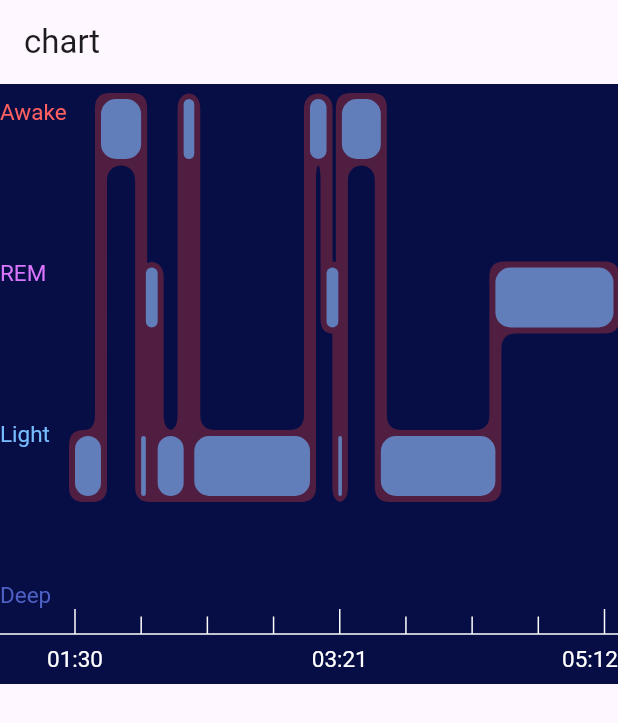
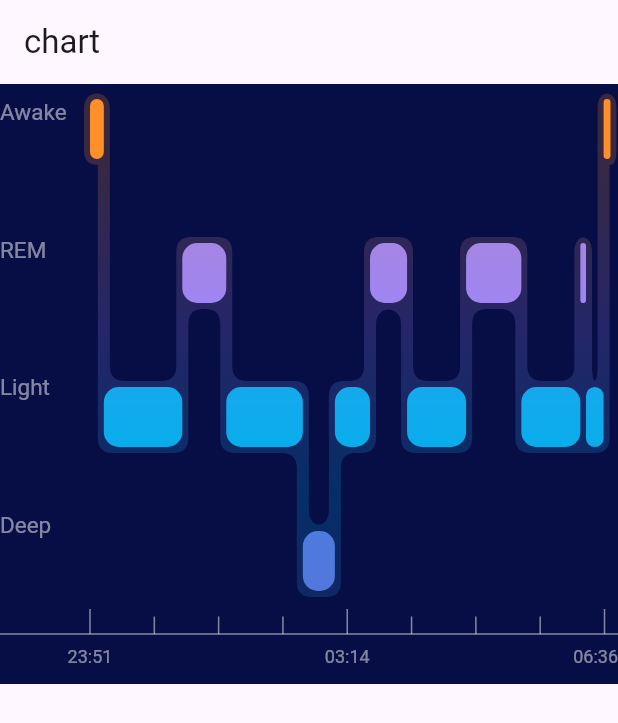
Before and after one commit to Sotatek-PhiPham/demo-chart, a Flutter app: the screen it shows after launch, on a phone screen of 412 x 824 dp. Shown: the top 723 px of the screen. Run offline on Flutter 3.47's test engine with Material 3 defaults, Android fonts, the phone set to English and light mode, and no system bars; our stand-ins replace freezed_annotation.

Commit message:
add color

```diff
--- a/lib/chart_utils.dart
+++ b/lib/chart_utils.dart
@@ -4,10 +4,12 @@ import 'package:demo_chart/sleep_chart_data.dart';
 import 'package:demo_chart/sleep_stage_enum.dart';
 
 class ChartUtils {
-  static const double yAxisWidth = 50.0;
+  static const double yAxisWidth = 60.0;
   static const double xAxisHeight = 50.0;
-  static const double strokeWidth = 3.0;
-  static const double borderRadius = 6.0;
+  static const double strokeWidth = 5.0;
+  static const double borderRadius = 10.0;
+  static const double itemHeight = 40.0;
+  static const double paddingWidthXAxis = 7.0;
   static const int numOfXAxisLabel = 9;
 
   static int countTotalSleepTimeInSeconds(List<SleepChartData> data) {
@@ -61,7 +63,7 @@ class ChartUtils {
     required Size size,
   }) {
     double dxStart = ChartUtils.yAxisWidth;
-    double dyEnd = size.height - ChartUtils.xAxisHeight;
+    double dyEnd = size.height - ChartUtils.xAxisHeight - ChartUtils.itemHeight - paddingWidthXAxis;
     double pixelPerSecond = (size.width - dxStart - ChartUtils.strokeWidth) / countTotalSleepTimeInSeconds(data);
 
     double x1 = dxStart + pixelPerSecond * item.dateTime.difference(data.first.dateTime).inSeconds;
@@ -75,8 +77,8 @@ class ChartUtils {
     return [
       Offset(x1, y1),
       Offset(x2, y2),
-      Offset(x2, y2 + 40),
-      Offset(x1, y1 + 40),
+      Offset(x2, y2 + itemHeight),
+      Offset(x1, y1 + itemHeight),
     ];
   }
 
@@ -86,7 +88,7 @@ class ChartUtils {
     required Size size,
   }) {
     double dxStart = ChartUtils.yAxisWidth;
-    double dyEnd = size.height - ChartUtils.xAxisHeight;
+    double dyEnd = size.height - ChartUtils.xAxisHeight - itemHeight - paddingWidthXAxis;
     double pixelPerSecond = (size.width - dxStart - ChartUtils.strokeWidth) / countTotalSleepTimeInSeconds(data);
 
     double x1 = dxStart + pixelPerSecond * item.dateTime.difference(data.first.dateTime).inSeconds;
--- a/lib/x_axis.dart
+++ b/lib/x_axis.dart
@@ -77,7 +77,7 @@ class XAxis {
     final p2 = Offset(ChartUtils.yAxisWidth + position * dis,
         dyStart + (ChartUtils.xAxisHeight / 3));
     final paint = Paint()
-      ..color = Colors.white
+      ..color = Colors.white.withOpacity(0.5)
       ..strokeWidth = lineWidth;
     canvas.drawLine(p1, p2, paint);
   }
@@ -105,7 +105,7 @@ class XAxis {
     Offset p1 = Offset(0, dyStart + ChartUtils.xAxisHeight / 3);
     final p2 = Offset(size.width, dyStart + ChartUtils.xAxisHeight / 3);
     final paint = Paint()
-      ..color = Colors.white
+      ..color = Colors.white.withOpacity(0.5)
       ..strokeWidth = lineWidth;
 
     canvas.drawLine(p1, p2, paint);
@@ -115,9 +115,9 @@ class XAxis {
     required String label,
     double? maxWidth,
   }) {
-    const textStyle = TextStyle(
-      color: Colors.white,
-      fontSize: 15,
+    var textStyle = TextStyle(
+      color: Colors.white.withOpacity(0.5),
+      fontSize: 12,
     );
     final textSpan = TextSpan(
       text: label,
--- a/lib/y_axis.dart
+++ b/lib/y_axis.dart
@@ -13,7 +13,6 @@ class YAxis {
     for (SleepStageEnum item in SleepStageEnum.values) {
       TextPainter tp = _drawYAxisLabel(
         label: item.name,
-        color: item.color,
       );
       tp.paint(canvas, _calculatePositionForYAxisLabel(size: size, sleepStage: item));
     }
@@ -23,22 +22,20 @@ class YAxis {
     required Size size,
     required SleepStageEnum sleepStage,
   }) {
-    double heightOfLabel = _drawYAxisLabel(label: SleepStageEnum.values[0].name, color: sleepStage.color).height;
+    double heightOfLabel = _drawYAxisLabel(label: SleepStageEnum.values[0].name).height;
     const x = 0.0;
-    double distanceBetween2labels = (size.height - ChartUtils.xAxisHeight - (heightOfLabel * SleepStageEnum.values.length)) /
+    double distanceBetween2labels = (size.height - ChartUtils.xAxisHeight - (heightOfLabel * SleepStageEnum.values.length) - ChartUtils.itemHeight - ChartUtils.paddingWidthXAxis) /
         (SleepStageEnum.values.length - 1);
-    final y = sleepStage.value * distanceBetween2labels +
-        sleepStage.value * heightOfLabel;
+    final y = sleepStage.value * distanceBetween2labels + sleepStage.value * heightOfLabel;
     return Offset(x, y);
   }
 
   static TextPainter _drawYAxisLabel({
     required String label,
     double? maxWidth,
-    required Color color,
   }) {
     var textStyle = TextStyle(
-      color: color,
+      color: Colors.white.withOpacity(0.5),
       fontSize: 15,
     );
     final textSpan = TextSpan(
```
Also changed, not shown: lib/main_chart.dart (+9 -3 lines), lib/sleep_chart_data.dart (+126 -11 lines), lib/sleep_stage_enum.dart (+4 -4 lines), lib/step_line.dart (+71 -50 lines).
